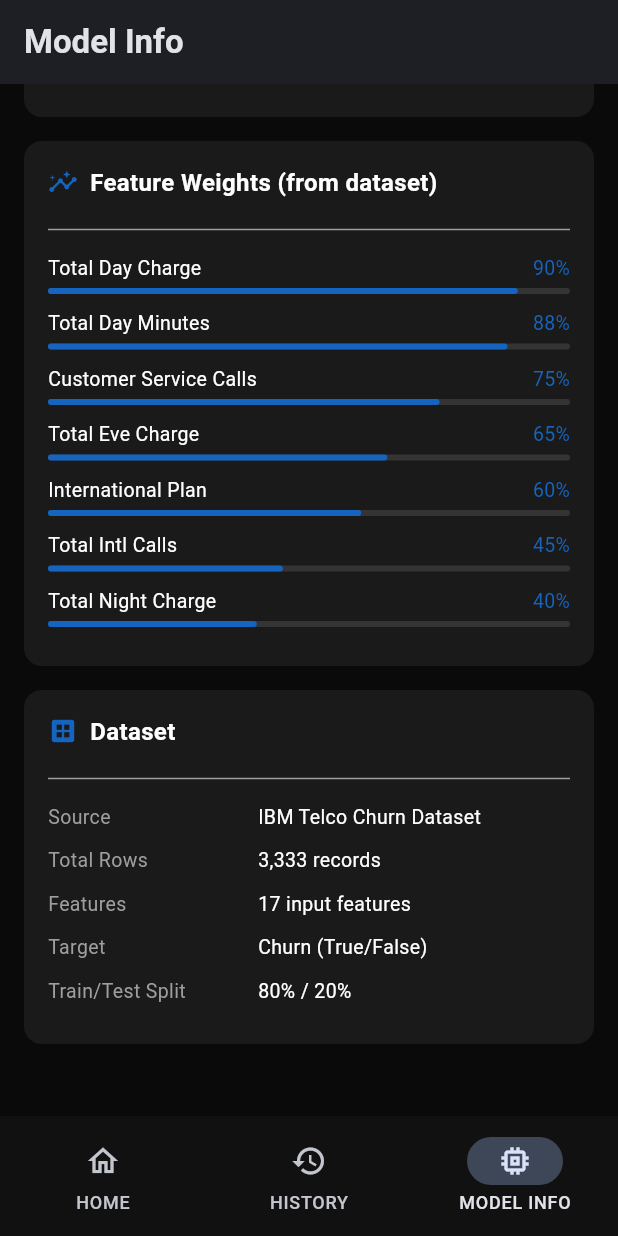
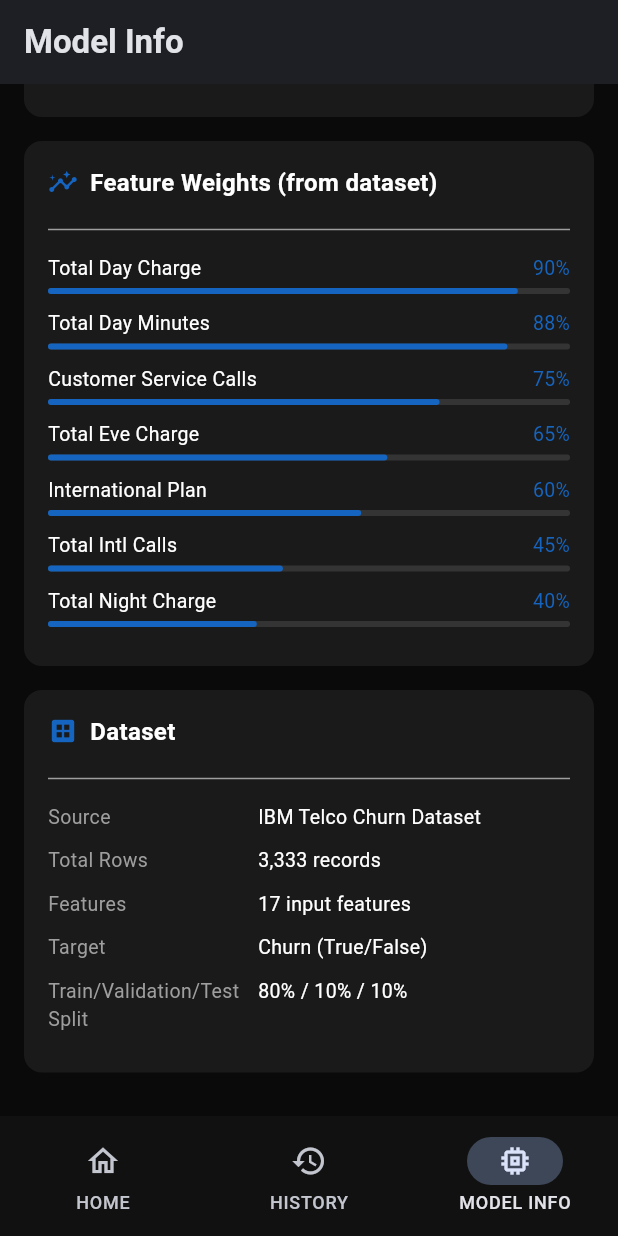
Before and after one commit to rizqy-fadhil/churn-prediction, a Flutter app: the screen it shows after launch, item 3 of the bottom bar chosen, scrolled down 1071 dp, on a phone screen of 412 x 824 dp. Run offline on Flutter 3.47's test engine with Material 3 defaults, Android fonts, the phone set to English and light mode, and no system bars.

Commit message:
perbaiki model info screen

```diff
--- a/flutter_app/lib/screens/model_info_screen.dart
+++ b/flutter_app/lib/screens/model_info_screen.dart
@@ -116,7 +116,7 @@ class ModelInfoScreen extends StatelessWidget {
                 _buildInfoRow('Total Rows', '3,333 records'),
                 _buildInfoRow('Features', '17 input features'),
                 _buildInfoRow('Target', 'Churn (True/False)'),
-                _buildInfoRow('Train/Test Split', '80% / 20%'),
+                _buildInfoRow('Train/Validation/Test Split', '80% / 10% / 10%'),
               ],
             ),
 
```
